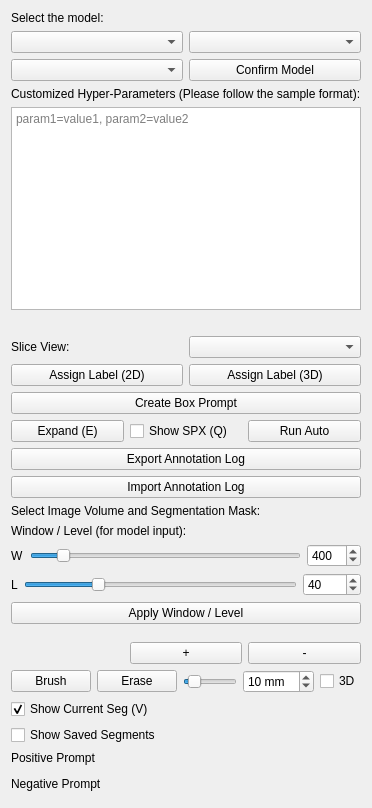
Qt form SegmentHumanBody/Resources/UI/SegmentHumanBody.ui (yzluka/SlicerSegmentHumanBody) before a commit.
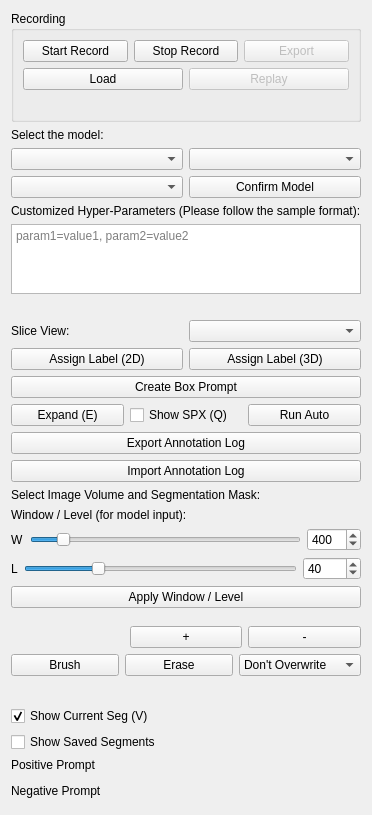
The same form after that commit. Custom widgets are drawn as their Qt base class.

Commit message: performance first revision, record and replay untested

The edit to the form file:
```diff
--- a/SegmentHumanBody/Resources/UI/SegmentHumanBody.ui
+++ b/SegmentHumanBody/Resources/UI/SegmentHumanBody.ui
@@ -11,6 +11,61 @@
    </rect>
   </property>
   <layout class="QVBoxLayout">
+   <item>
+    <widget class="QGroupBox" name="recordingGroupBox">
+     <property name="title">
+      <string>Recording</string>
+     </property>
+     <layout class="QVBoxLayout">
+      <item>
+       <layout class="QHBoxLayout">
+        <item>
+         <widget class="QPushButton" name="recordButton">
+          <property name="text"><string>Start Record</string></property>
+          <property name="toolTip"><string>Start recording mouse movements and actions</string></property>
+         </widget>
+        </item>
+        <item>
+         <widget class="QPushButton" name="stopRecordButton">
+          <property name="text"><string>Stop Record</string></property>
+          <property name="visible"><bool>false</bool></property>
+          <property name="toolTip"><string>Stop the current recording</string></property>
+         </widget>
+        </item>
+        <item>
+         <widget class="QPushButton" name="exportRecordButton">
+          <property name="text"><string>Export</string></property>
+          <property name="enabled"><bool>false</bool></property>
+          <property name="toolTip"><string>Save recording to a JSON file</string></property>
+         </widget>
+        </item>
+       </layout>
+      </item>
+      <item>
+       <layout class="QHBoxLayout">
+        <item>
+         <widget class="QPushButton" name="loadRecordButton">
+          <property name="text"><string>Load</string></property>
+          <property name="toolTip"><string>Load a previously saved recording JSON file</string></property>
+         </widget>
+        </item>
+        <item>
+         <widget class="QPushButton" name="replayRecordButton">
+          <property name="text"><string>Replay</string></property>
+          <property name="enabled"><bool>false</bool></property>
+          <property name="toolTip"><string>Replay loaded recording onto a new segmentation (requires matching volume)</string></property>
+         </widget>
+        </item>
+       </layout>
+      </item>
+      <item>
+       <widget class="QLabel" name="recordStatusLabel">
+        <property name="text"><string></string></property>
+       </widget>
+      </item>
+     </layout>
+    </widget>
+   </item>
    <item>
     <widget class="QLabel" name="label_1">
      <property name="text">
@@ -343,52 +398,38 @@
       </widget>
      </item>
      <item>
-      <widget class="QSlider" name="brushDiameterSlider">
-       <property name="orientation">
-        <enum>Qt::Horizontal</enum>
-       </property>
-       <property name="minimum">
-        <number>1</number>
-       </property>
-       <property name="maximum">
-        <number>100</number>
-       </property>
-       <property name="value">
-        <number>10</number>
-       </property>
-      </widget>
-     </item>
-     <item>
-      <widget class="QSpinBox" name="brushDiameterSpinBox">
-       <property name="minimum">
-        <number>1</number>
-       </property>
-       <property name="maximum">
-        <number>100</number>
-       </property>
-       <property name="value">
-        <number>10</number>
-       </property>
-       <property name="suffix">
-        <string> mm</string>
-       </property>
-       <property name="minimumWidth">
-        <number>55</number>
-       </property>
-      </widget>
-     </item>
-     <item>
-      <widget class="QCheckBox" name="brushSphereCheckBox">
-       <property name="text">
-        <string>3D</string>
-       </property>
+      <widget class="QComboBox" name="overwriteModeDropdown">
        <property name="toolTip">
         <string>Ball (3D sphere) vs disk (2D circle) brush shape</string>
        </property>
+       <item>
+        <property name="text"><string>Don't Overwrite</string></property>
+       </item>
+       <item>
+        <property name="text"><string>Overwrite Visible</string></property>
+       </item>
+       <item>
+        <property name="text"><string>Overwrite All</string></property>
+       </item>
       </widget>
      </item>
     </layout>
    </item>
+   <item>
+    <widget class="QFrame" name="brushOptionsContainer">
+     <property name="frameShape">
+      <enum>QFrame::NoFrame</enum>
+     </property>
+     <property name="visible">
+      <bool>false</bool>
+     </property>
+     <layout class="QVBoxLayout">
+      <property name="contentsMargins">
+       <number>0</number><number>0</number><number>0</number><number>0</number>
+      </property>
+     </layout>
+    </widget>
+   </item>
    <item>
     <widget class="QCheckBox" name="showCurrentSegmentCheckBox">
      <property name="text">
```
Left out of the diff: 2 changed lines with no effect on the pictures. The commit also changes 10 other files.
